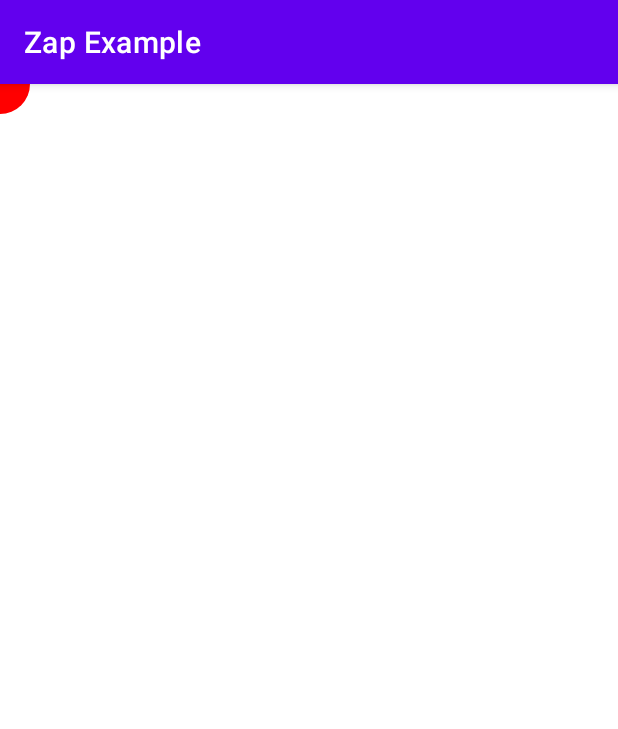
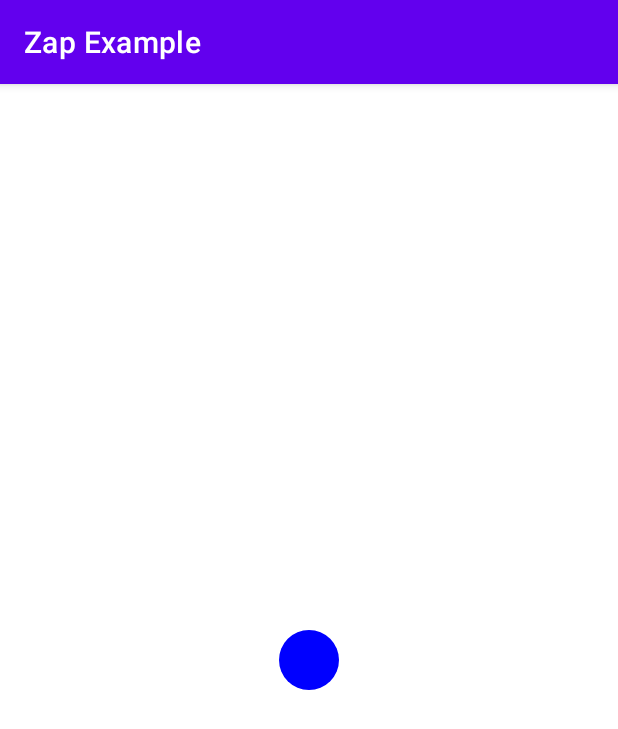
Before and after one commit to zap-lib/kotlin, an Android app: the ControllerActivity screen opened directly, with no data from a screen before it, on a phone screen of 412 x 824 dp. Shown: the top 729 px of the screen. Run offline under Robolectric (Android 15) with nearby library versions, the phone set to English and light mode, and no system bars; 1 statement that could not run was skipped.

Commit message:
Get values from client's sensor

```diff
--- a/example/app/src/main/java/com/zap/zap_example/client/ControllerActivity.kt
+++ b/example/app/src/main/java/com/zap/zap_example/client/ControllerActivity.kt
@@ -1,9 +1,11 @@
 package com.zap.zap_example.client
 
+import android.animation.ObjectAnimator
 import android.content.ComponentName
 import android.content.Context
 import android.content.Intent
 import android.content.ServiceConnection
+import android.graphics.Color
 import android.hardware.Sensor
 import android.hardware.SensorEvent
 import android.hardware.SensorEventListener
@@ -11,24 +13,40 @@ import android.hardware.SensorManager
 import androidx.appcompat.app.AppCompatActivity
 import android.os.Bundle
 import android.os.IBinder
-import com.zap.zap_example.server.DisplayView
+import android.util.Log
 import com.zap.zap_example.R
+import com.zap.zap_example.views.PlaygroundView
 
 class ControllerActivity : AppCompatActivity(), SensorEventListener {
-    private lateinit var control: DisplayView
+    private lateinit var control: PlaygroundView
     private lateinit var sensorManager: SensorManager
+
+    private var service: ClientService? = null
+    private val connection = object : ServiceConnection {
+        override fun onServiceConnected(name: ComponentName?, binder: IBinder?) {
+            service = (binder as ClientService.LocalBinder).service
+        }
+
+        override fun onServiceDisconnected(p0: ComponentName?) {
+            service = null
+        }
+    }
 
     override fun onCreate(savedInstanceState: Bundle?) {
         super.onCreate(savedInstanceState)
         setContentView(R.layout.activity_controller)
 
-        control = findViewById(R.id.display)
+        control = findViewById(R.id.playground)
+        control.paint.color = Color.BLUE
+
         sensorManager = getSystemService(Context.SENSOR_SERVICE) as SensorManager
     }
 
     override fun onSensorChanged(event: SensorEvent) {
         if (event.sensor.type == Sensor.TYPE_ACCELEROMETER) {
-
+            ObjectAnimator.ofFloat(control, "translationX", event.values[0] * -50).apply { duration = 30 }.start()
+            ObjectAnimator.ofFloat(control, "translationY", event.values[1] * 50).apply { duration = 30 }.start()
+            service?.send(event.values.joinToString(","))
         }
     }
 
@@ -38,12 +56,16 @@ class ControllerActivity : AppCompatActivity(), SensorEventListener {
         super.onStart()
         sensorManager.registerListener(this, sensorManager.getDefaultSensor(Sensor.TYPE_ACCELEROMETER), SensorManager.SENSOR_DELAY_GAME)
         if (!ClientService.isWorking.get()) {
-            startService(Intent(this, ClientService::class.java))
+            Intent(this, ClientService::class.java).also { intent ->
+                bindService(intent, connection, BIND_AUTO_CREATE)
+            }
         }
     }
 
     override fun onStop() {
         super.onStop()
+        unbindService(connection)
+        service = null
         sensorManager.unregisterListener(this)
     }
 }
--- a/example/app/src/main/java/com/zap/zap_example/server/DisplayView.kt
+++ /dev/null
@@ -1,32 +0,0 @@
-package com.zap.zap_example.server
-
-import android.content.Context
-import android.graphics.Canvas
-import android.graphics.Color
-import android.graphics.Paint
-import android.util.AttributeSet
-import android.view.View
-
-class DisplayView : View {
-    var px = 0f
-    var py = 0f
-
-    private lateinit var paint: Paint
-
-    constructor(context: Context) : super(context) {
-        init(context)
-    }
-
-    constructor(context: Context, attrs: AttributeSet) : super(context, attrs) {
-        init(context)
-    }
-
-    private fun init(context: Context) {
-        paint = Paint().apply { color = Color.RED }
-    }
-
-    override fun onDraw(canvas: Canvas) {
-        canvas.drawCircle(px, py, 30f, paint)
-        invalidate()
-    }
-}
--- a/example/app/src/main/java/com/zap/zap_example/server/ServerService.kt
+++ b/example/app/src/main/java/com/zap/zap_example/server/ServerService.kt
@@ -36,10 +36,10 @@ class ServerService : Service() {
                                 try {
                                     if (inputStream.available() > 0) {
                                         val received = inputStream.readUTF()
-                                        Log.i(TAG, received.toString())
                                         received?.let { value -> binder.changed(value) }
-                                        sleep(1000L)
                                     }
+
+                                    sleep(30L)
                                 } catch (e: Exception) {
                                     inputStream.close()
                                     outputStream.close()
--- /dev/null
+++ b/example/app/src/main/java/com/zap/zap_example/views/PlaygounrdView.kt
@@ -0,0 +1,29 @@
+package com.zap.zap_example.views
+
+import android.content.Context
+import android.graphics.Canvas
+import android.graphics.Color
+import android.graphics.Paint
+import android.util.AttributeSet
+import android.view.View
+
+class PlaygroundView : View {
+    var paint: Paint = Paint().apply { color = Color.RED }
+    var px = 0f
+    var py = 0f
+
+    constructor(context: Context) : super(context)
+
+    constructor(context: Context, attrs: AttributeSet) : super(context, attrs)
+
+    override fun onLayout(changed: Boolean, left: Int, top: Int, right: Int, bottom: Int) {
+        super.onLayout(changed, left, top, right, bottom)
+        px = width / 2f
+        py = height / 2f
+    }
+
+    override fun onDraw(canvas: Canvas) {
+        canvas.drawCircle(px, py, 30f, paint)
+        invalidate()
+    }
+}
--- a/example/app/src/main/res/layout/activity_controller.xml
+++ b/example/app/src/main/res/layout/activity_controller.xml
@@ -6,8 +6,8 @@ android:layout_width="match_parent"
     android:layout_height="match_parent"
     tools:context=".client.ControllerActivity">
 
-<com.zap.zap_example.server.DisplayView
-    android:id="@+id/display"
+    <com.zap.zap_example.views.PlaygroundView
+        android:id="@+id/playground"
         android:layout_width="match_parent"
         android:layout_height="match_parent" />
 
--- a/example/app/src/main/res/layout/activity_display.xml
+++ b/example/app/src/main/res/layout/activity_display.xml
@@ -6,8 +6,8 @@
     android:layout_height="match_parent"
     tools:context=".server.DisplayActivity">
 
-    <com.zap.zap_example.server.DisplayView
-        android:id="@+id/display"
+    <com.zap.zap_example.views.PlaygroundView
+        android:id="@+id/playground"
         android:layout_width="match_parent"
         android:layout_height="match_parent" />
 
--- a/example/app/src/main/res/values/attrs_display_view.xml
+++ b/example/app/src/main/res/values/attrs_playground_view.xml
@@ -1,5 +1,5 @@
 <resources>
-    <declare-styleable name="DisplayView">
+    <declare-styleable name="PlaygroundView">
         <attr name="exampleString" format="string" />
         <attr name="exampleDimension" format="dimension" />
         <attr name="exampleColor" format="color" />
```
Also changed, not shown: example/app/src/main/java/com/zap/zap_example/client/ClientService.kt (+15 -4 lines), example/app/src/main/java/com/zap/zap_example/server/DisplayActivity.kt (+7 -16 lines). Lines whose indentation alone changed are shown as unchanged.
